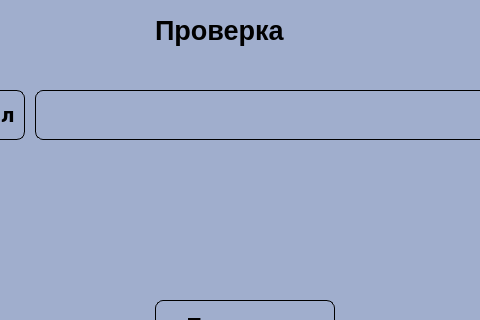
Above: uiMainFile.ui from Asklit/CourseProjectPython before the change; both pictures show x 205 to 685 and y 0 to 320 of the 940 by 680 pixel window. Below: the same form after it.
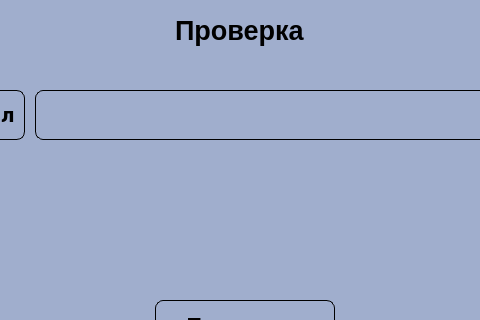
That is the form after the change.

The edit to the form file:
```diff
--- a/uiMainFile.ui
+++ b/uiMainFile.ui
@@ -31,7 +31,7 @@
    <widget class="QLabel" name="labelSettings">
     <property name="geometry">
      <rect>
-      <x>360</x>
+      <x>380</x>
       <y>10</y>
       <width>151</width>
       <height>41</height>
```
